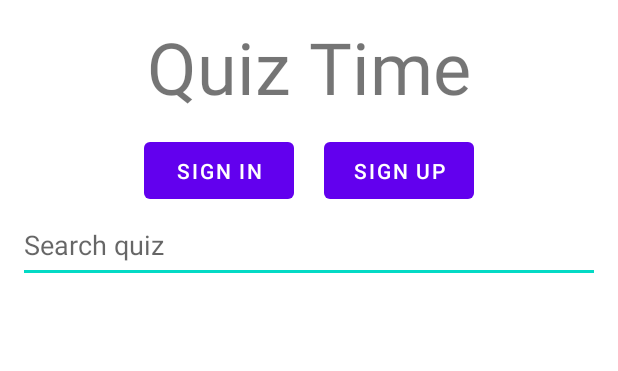
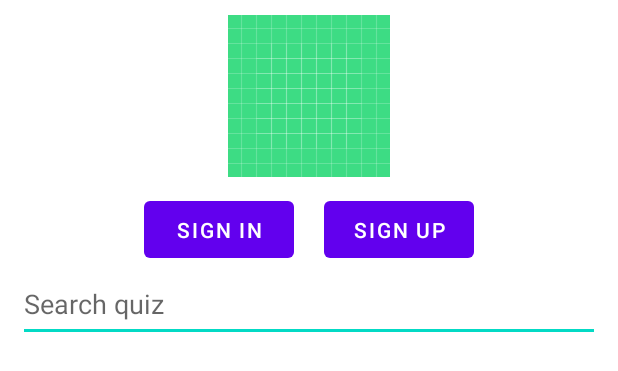
Before and after one commit to blekekok/quiz-time-android, an Android app: the layout activity_main.xml on its own in the app's theme, with its tools: preview values and no code run, on a phone screen of 412 x 824 dp. Shown: the top 371 px of the screen. Run offline under Robolectric (Android 15) with nearby library versions, the phone set to English and light mode, and no system bars.

Commit message:
0.0.1 - cleaned up activity_main.xml

```diff
--- a/app/src/main/res/layout/activity_main.xml
+++ b/app/src/main/res/layout/activity_main.xml
@@ -1,35 +1,21 @@
 <?xml version="1.0" encoding="utf-8"?>
-<androidx.constraintlayout.widget.ConstraintLayout xmlns:android="http://schemas.android.com/apk/res/android"
+<LinearLayout xmlns:android="http://schemas.android.com/apk/res/android"
     xmlns:app="http://schemas.android.com/apk/res-auto"
     xmlns:tools="http://schemas.android.com/tools"
     android:layout_width="match_parent"
     android:layout_height="match_parent"
+    android:orientation="vertical"
+    android:paddingHorizontal="12dp"
     tools:context=".MainActivity">
 
-    <LinearLayout
-        android:layout_width="match_parent"
-        android:layout_height="match_parent"
-        android:orientation="vertical">
-
-        <LinearLayout
+    <!-- App Logo -->
+    <ImageView
+        android:id="@+id/ivLogo"
         android:layout_width="match_parent"
         android:layout_height="wrap_content"
-            android:gravity="center"
-            android:padding="12dp">
-
-            <TextView
-                android:layout_width="wrap_content"
-                android:layout_height="wrap_content"
-                android:layout_gravity="center"
-                android:text="Quiz Time"
-                android:textSize="48sp"/>
-        </LinearLayout>
-
-        <LinearLayout
-            android:layout_width="match_parent"
-            android:layout_height="wrap_content"
-            android:orientation="vertical"
-            android:paddingHorizontal="12dp">
+        android:layout_marginHorizontal="5dp"
+        android:layout_marginVertical="10dp"
+        android:src="@drawable/ic_launcher_background"/>
 
     <LinearLayout
         android:layout_width="match_parent"
@@ -38,15 +24,18 @@
         android:gravity="center">
 
         <Button
+            android:id="@+id/btnSignIn"
             android:layout_width="100dp"
             android:layout_height="50dp"
             android:layout_marginHorizontal="10dp"
             android:text="Sign in"/>
         <Button
+            android:id="@+id/btnSignUp"
             android:layout_width="100dp"
             android:layout_height="50dp"
             android:layout_marginHorizontal="10dp"
             android:text="Sign up"/>
+
     </LinearLayout>
 
     <EditText
@@ -56,22 +45,11 @@
         android:hint="Search quiz"
         android:inputType="text"
         android:maxLines="1"/>
-        </LinearLayout>
 
-        <ScrollView
+    <ListView
+        android:id="@+id/lvQuizList"
         android:layout_width="match_parent"
         android:layout_height="fill_parent"
-            android:paddingHorizontal="12dp"
-            android:paddingVertical="18dp">
-
-            <LinearLayout
-                android:id="@+id/quizList"
-                android:layout_width="match_parent"
-                android:layout_height="wrap_content"
-                android:orientation="vertical">
+        android:paddingVertical="18dp"/>
 
 </LinearLayout>
-        </ScrollView>
-    </LinearLayout>
-
-</androidx.constraintlayout.widget.ConstraintLayout>
```
Lines whose indentation alone changed are shown as unchanged.
